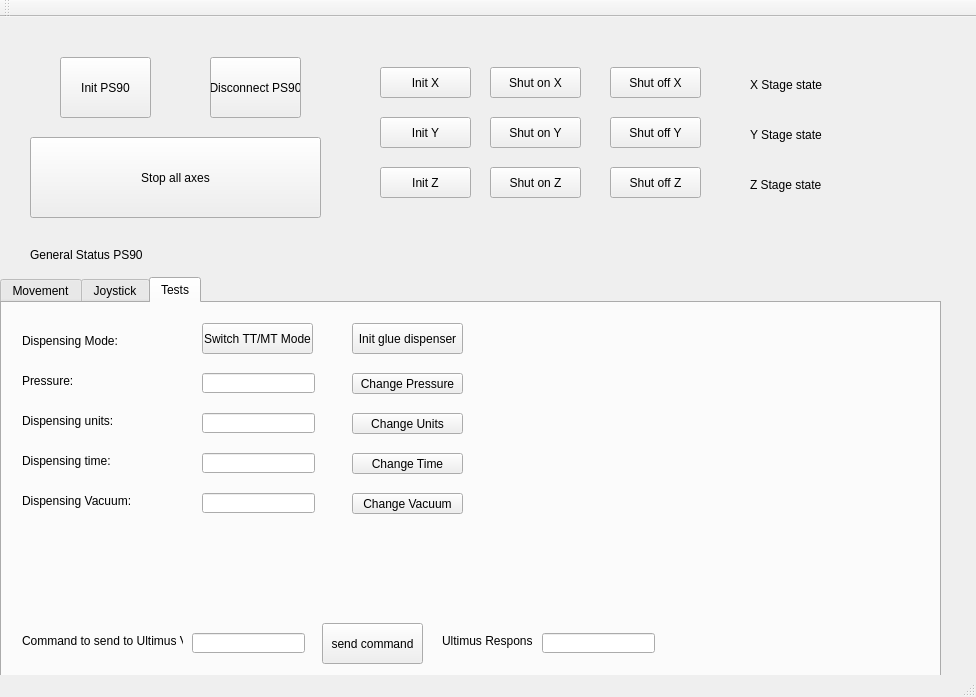
Qt form owis_controller.ui (gitHleon/OWIS_controller_V0) before a commit.
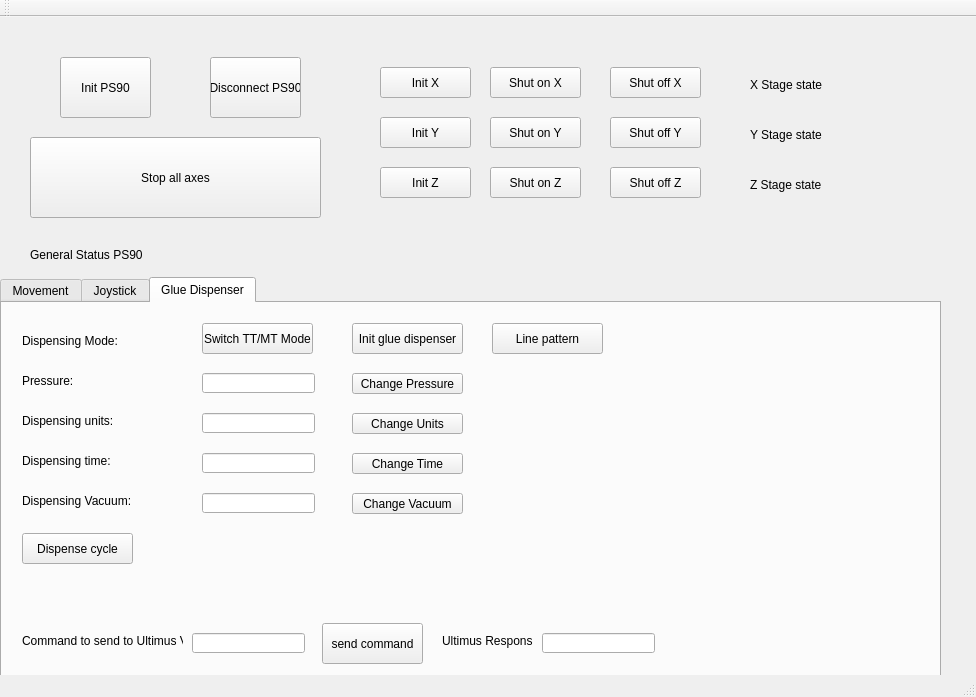
The same form after that commit.

```diff
--- a/owis_controller.ui
+++ b/owis_controller.ui
@@ -968,7 +968,7 @@
     </widget>
     <widget class="QWidget" name="tab_3">
      <attribute name="title">
-      <string>Tests</string>
+      <string>Glue Dispenser</string>
      </attribute>
      <widget class="QPushButton" name="SendCommandUltimusButton">
       <property name="geometry">
@@ -1212,6 +1212,32 @@
        <string>Init glue dispenser</string>
       </property>
      </widget>
+     <widget class="QPushButton" name="linePatternButton">
+      <property name="geometry">
+       <rect>
+        <x>490</x>
+        <y>20</y>
+        <width>111</width>
+        <height>31</height>
+       </rect>
+      </property>
+      <property name="text">
+       <string>Line pattern</string>
+      </property>
+     </widget>
+     <widget class="QPushButton" name="dispenseCycleButton">
+      <property name="geometry">
+       <rect>
+        <x>20</x>
+        <y>230</y>
+        <width>111</width>
+        <height>31</height>
+       </rect>
+      </property>
+      <property name="text">
+       <string>Dispense cycle</string>
+      </property>
+     </widget>
     </widget>
    </widget>
   </widget>
```
